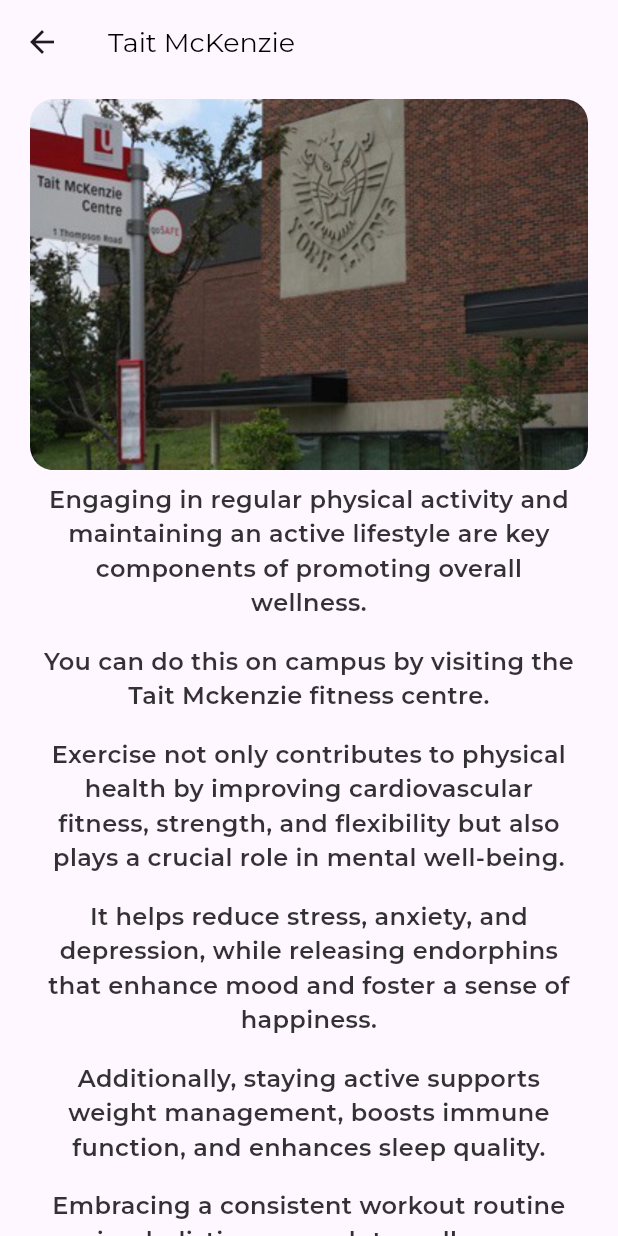
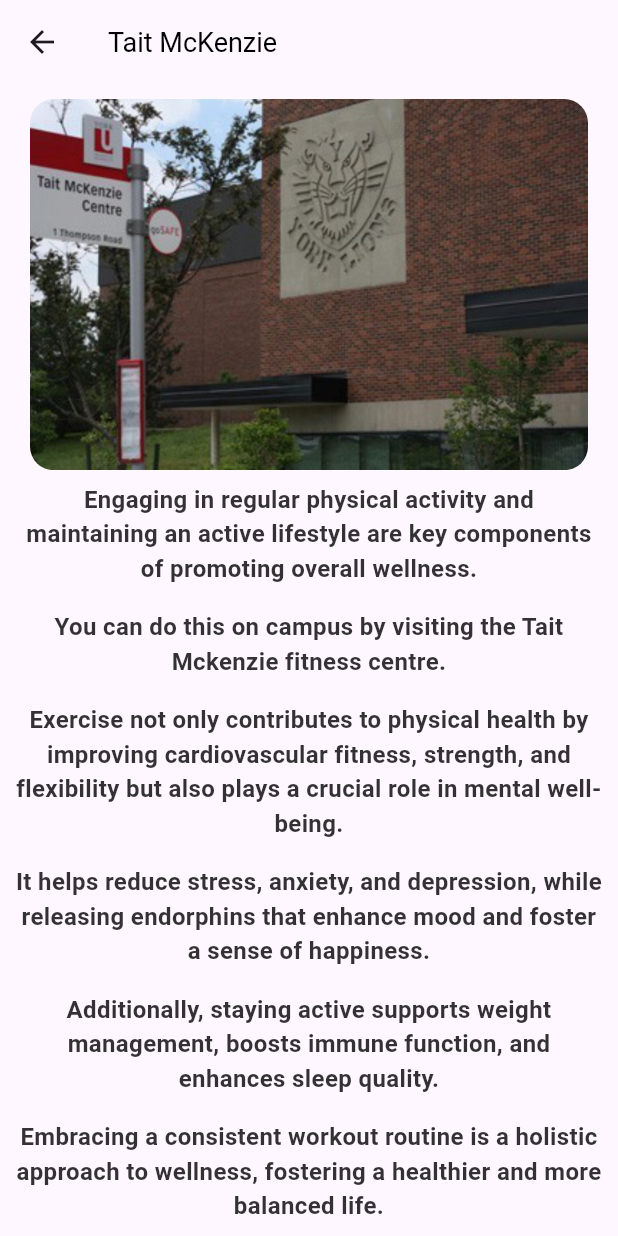
Before and after one commit to EhabHaque/wellness-app-master, a Flutter app: the screen it shows after launch, after a tap on "Tait McKenzie", on a phone screen of 412 x 824 dp. Run offline on Flutter 3.47's test engine with Material 3 defaults, Android fonts, the phone set to English and light mode, and no system bars; our stand-ins replace appwrite, google_fonts, shared_preferences; missing offline and left inert: add_2_calendar; network calls fail.

Commit message:
Update wellness_activities_mainpage.dart

```diff
--- a/lib/wellness_activities_mainpage.dart
+++ b/lib/wellness_activities_mainpage.dart
@@ -1,5 +1,4 @@
-import 'package:example/utils.dart';
-import 'package:flutter/gestures.dart';
+//Constructor Stuff
 import 'package:flutter/material.dart';
 import 'package:url_launcher/url_launcher.dart';
 
@@ -15,7 +14,7 @@ class WellnessActivity {
 //List of Wellness Activities
 List<WellnessActivity> wellnessActivities = [
   WellnessActivity(
-    "assets/images/YFSWellnessCentreLogo.png",
+    "assets/images/YFSWellnessCentreLogoCard.png",
     "Wellness Centre",
     WellnessCentreDes,
   ),
@@ -77,11 +76,15 @@ class WellnessDetailPage extends StatelessWidget {
             Navigator.pop(context);
           },
         ),
-        title: Text(wellnessActivity.name, style: textStyle(18, Colors.black)),
+        title: Text(
+          wellnessActivity.name,
+          style: TextStyle(fontSize: 18, color: Colors.black),
+        ),
       ),
       body: SingleChildScrollView(
         padding: EdgeInsets.all(10),
-        child: Column(children: [
+        child: Column(
+          children: [
             Container(
               padding: EdgeInsets.symmetric(horizontal: 10),
               constraints: BoxConstraints(maxHeight: 300),
@@ -92,20 +95,11 @@ class WellnessDetailPage extends StatelessWidget {
                 ),
               ),
             ),
-
             for (var item in wellnessActivity.description) ...[
-            // Text(item),
-            Padding(
-              padding: const EdgeInsets.fromLTRB(16, 8, 16, 8),
-              child: Text(
-                item,
-                textAlign: TextAlign.center,
-                style: textStyle(
-                    16, Colors.black.withOpacity(0.8), FontWeight.w600),
+              _buildDescription(context, item),
+            ],
+          ],
         ),
-            ),
-          ],
-        ]),
       ),
     );
   }
@@ -120,7 +114,6 @@ final List<String> WellnessCentreDes = [
   "This space is student-run, and operates autonomously from York University. The Wellness Centre is accessible to students all year round, it focuses on four main pillars of operation: Mental Health, Physical Health, Sexual Violence and Harm Reduction.",
   "For more information: https://www.yfswellness.ca/"
 ];
-
 
 final List<String> Tait = [
   "Engaging in regular physical activity and maintaining an active lifestyle are key components of promoting overall wellness.",
@@ -182,3 +175,38 @@ final List<String> Sports = [
   "Through regular participation, individuals can establish a balanced and active lifestyle, reaping the holistic rewards that sports and intramurals bring to overall wellness.",
   "For more information: https://reconline.yorkulions.ca/program?classificationId=b1ea822b-bf9d-4e32-b069-a92789260aa4"
 ];
+
+Widget _buildDescription(BuildContext context, String item) {
+  if (item.startsWith('For more information:')) {
+    String url = item.substring('For more information:'.length).trim();
+    return ElevatedButton(
+      onPressed: () {
+        _launchURL(Uri.parse(url)); // Call the function to open the URL
+      },
+      child: Text('More Information'),
+    );
+  } else {
+    return Padding(
+      padding: const EdgeInsets.symmetric(vertical: 8.0),
+      child: Text(
+        item,
+        textAlign: TextAlign.center,
+        style: TextStyle(
+            fontSize: 16,
+            color: Colors.black.withOpacity(0.8),
+            fontWeight: FontWeight.w600),
+      ),
+    );
+  }
+}
+
+// Function to launch URL
+_launchURL(Uri uri) async {
+  if (await canLaunchUrl(uri)) {
+    await launchUrl(uri);
+  } else {
+    throw 'Could not launch $uri';
+  }
+}
+
+// Function to launch URL
```
Lines whose indentation alone changed are shown as unchanged.
